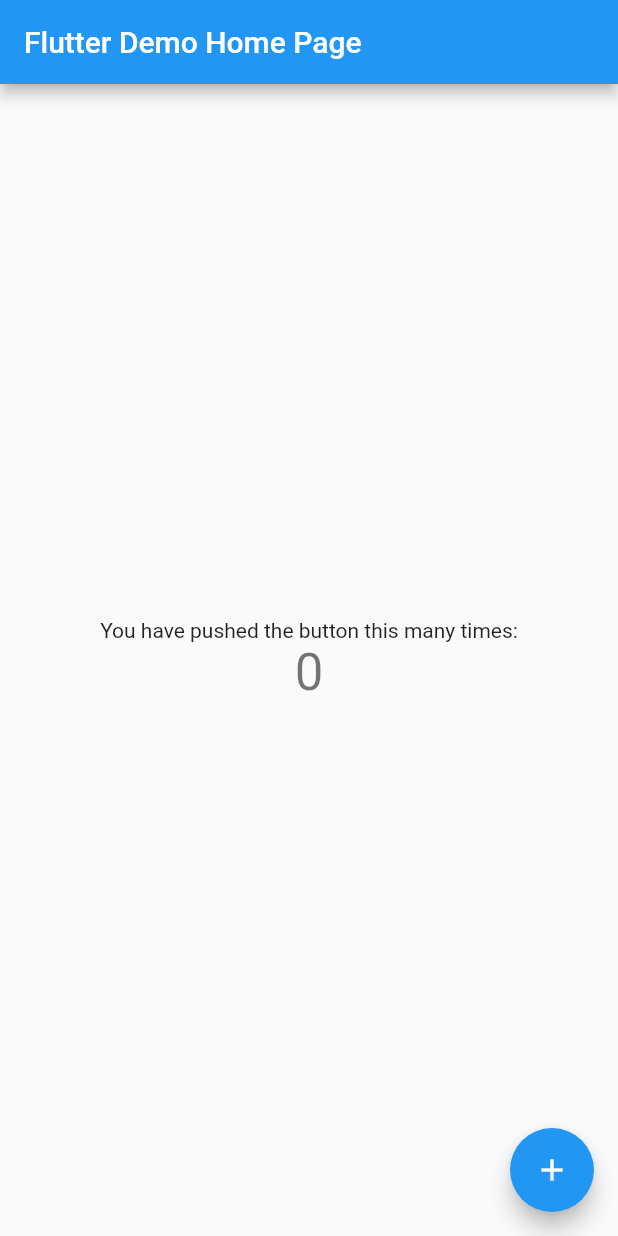
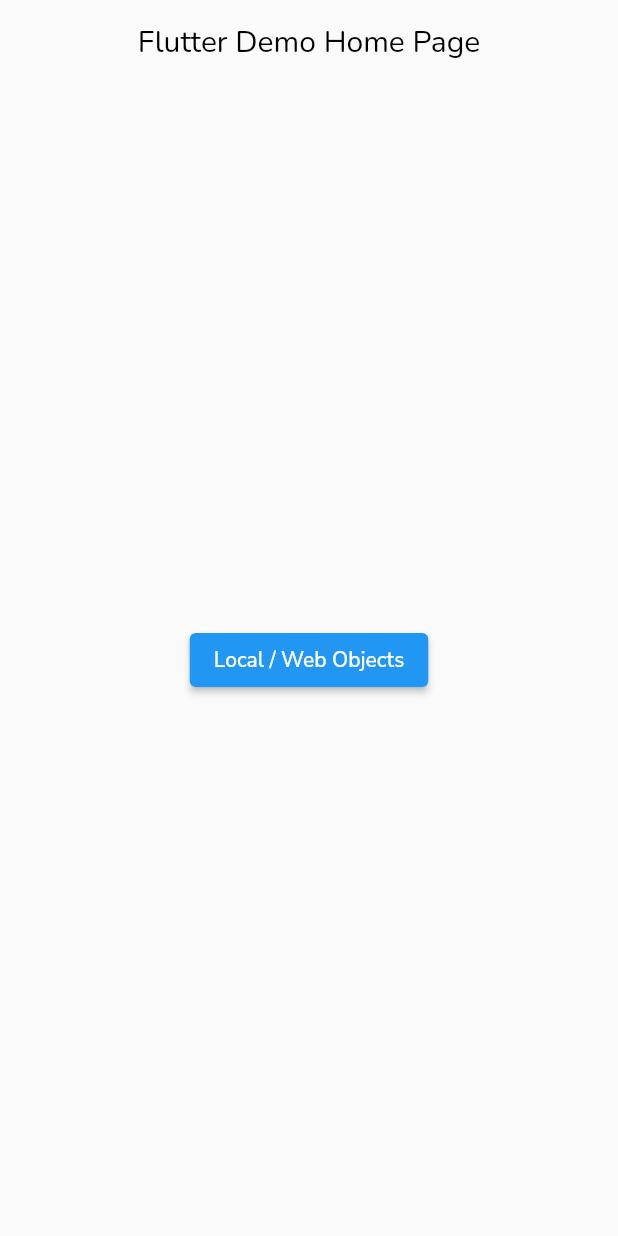
Before and after one commit to himanshusharma89/arcore_example, a Flutter app: the screen it shows after launch, on a phone screen of 412 x 824 dp. Run offline on Flutter 3.47's test engine with Material 2 defaults, Android fonts, the phone set to English and light mode, and no system bars; our stand-ins replace google_fonts; missing offline and left inert: ar_flutter_plugin.

```diff
--- a/lib/main.dart
+++ b/lib/main.dart
@@ -1,6 +1,9 @@
+import 'package:arcore_example/views/homeView.dart';
 import 'package:flutter/material.dart';
+import 'package:google_fonts/google_fonts.dart';
 
 void main() {
+  WidgetsFlutterBinding.ensureInitialized();
   runApp(const MyApp());
 }
 
@@ -11,57 +14,18 @@ class MyApp extends StatelessWidget {
   Widget build(BuildContext context) {
     return MaterialApp(
       title: 'Flutter Demo',
+      debugShowCheckedModeBanner: false,
       theme: ThemeData(
-        primarySwatch: Colors.blue,
-      ),
+          textTheme:
+              GoogleFonts.nunitoSansTextTheme(Theme.of(context).textTheme),
+          appBarTheme: AppBarTheme(
+              backgroundColor: Colors.transparent,
+              elevation: 0,
+              centerTitle: true,
+              iconTheme: const IconThemeData(color: Colors.black),
+              titleTextStyle:
+                  GoogleFonts.nunito(color: Colors.black, fontSize: 20))),
       home: const MyHomePage(title: 'Flutter Demo Home Page'),
     );
   }
 }
-
-class MyHomePage extends StatefulWidget {
-  const MyHomePage({Key? key, required this.title}) : super(key: key);
-
-  final String title;
-
-  @override
-  State<MyHomePage> createState() => _MyHomePageState();
-}
-
-class _MyHomePageState extends State<MyHomePage> {
-  int _counter = 0;
-
-  void _incrementCounter() {
-    setState(() {
-      _counter++;
-    });
-  }
-
-  @override
-  Widget build(BuildContext context) {
-    return Scaffold(
-      appBar: AppBar(
-        title: Text(widget.title),
-      ),
-      body: Center(
-        child: Column(
-          mainAxisAlignment: MainAxisAlignment.center,
-          children: <Widget>[
-            const Text(
-              'You have pushed the button this many times:',
-            ),
-            Text(
-              '$_counter',
-              style: Theme.of(context).textTheme.headline4,
-            ),
-          ],
-        ),
-      ),
-      floatingActionButton: FloatingActionButton(
-        onPressed: _incrementCounter,
-        tooltip: 'Increment',
-        child: const Icon(Icons.add),
-      ),
-    );
-  }
-}
--- /dev/null
+++ b/lib/views/homeView.dart
@@ -0,0 +1,26 @@
+import 'package:arcore_example/views/localAndWebObjectsView.dart';
+import 'package:flutter/material.dart';
+
+class MyHomePage extends StatelessWidget {
+  final String title;
+
+  const MyHomePage({required this.title, Key? key}) : super(key: key);
+
+  @override
+  Widget build(BuildContext context) {
+    return Scaffold(
+        appBar: AppBar(
+          title: Text(title),
+        ),
+        body: Center(
+          child: ElevatedButton(
+              onPressed: () {
+                Navigator.push(
+                    context,
+                    MaterialPageRoute(
+                        builder: (context) => const LocalAndWebObjectsView()));
+              },
+              child: const Text("Local / Web Objects")),
+        ));
+  }
+}
```
Also changed, not shown: lib/views/localAndWebObjectsView.dart (added, +125 -0 lines).
